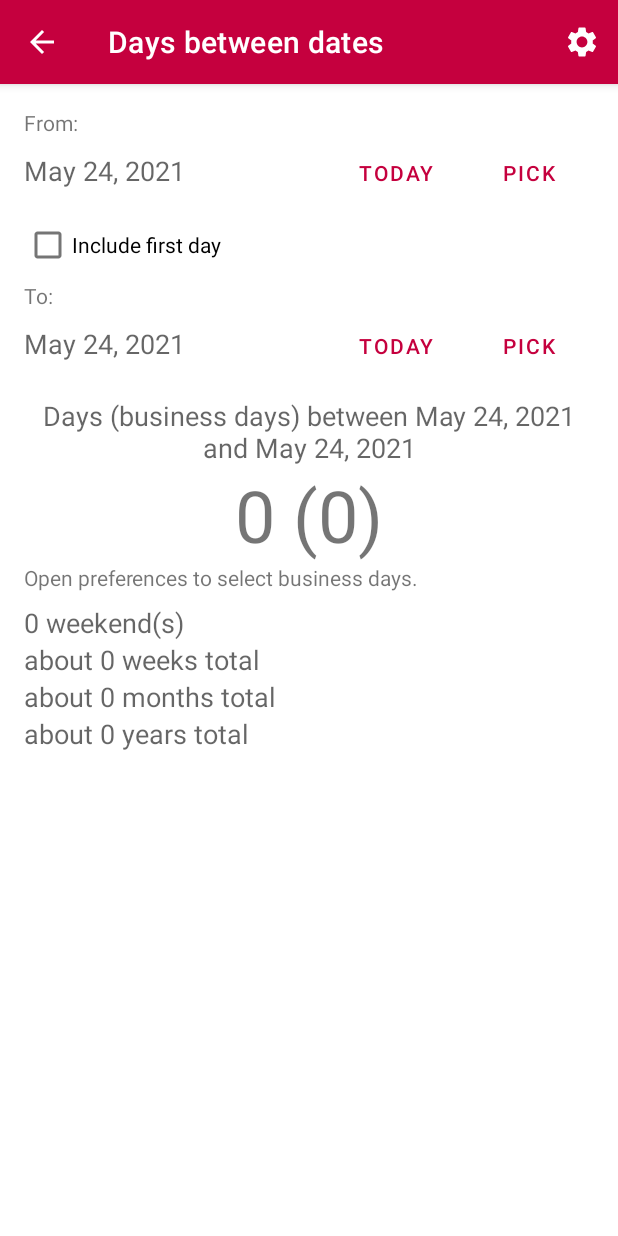
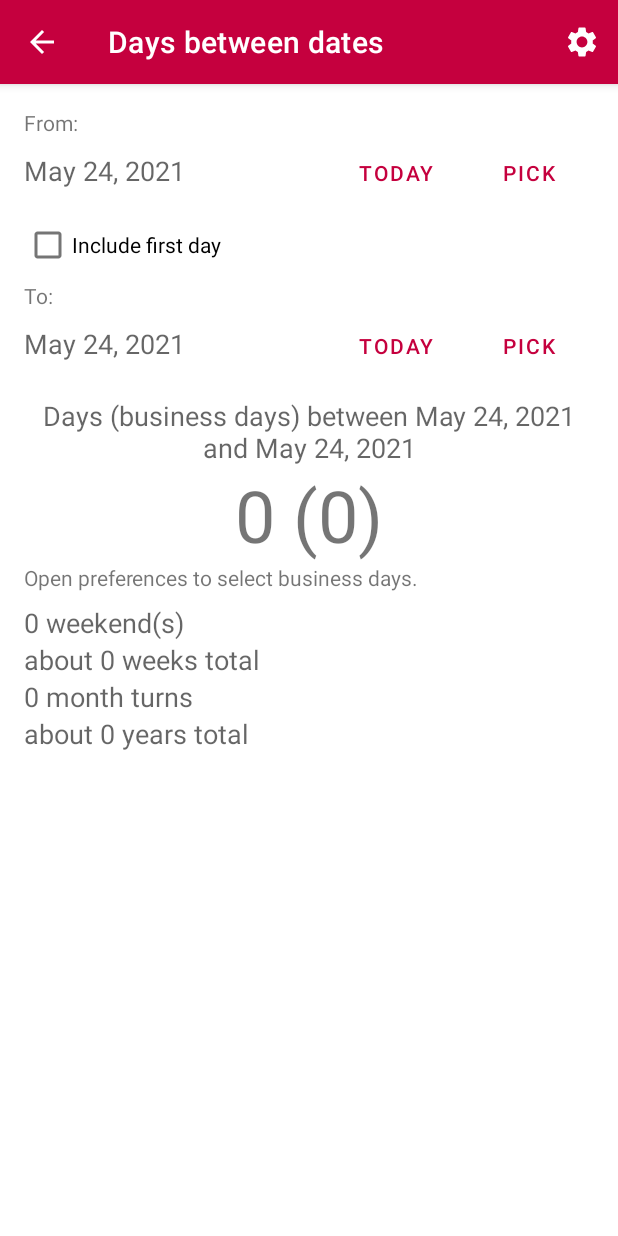
Before and after one commit to tkuenneth/TKWeek, an Android app: the screen it shows after launch (ModuleContainerActivity), after a tap on "Days between dates", on a phone screen of 412 x 824 dp. Run offline under Robolectric (Android 15) with nearby library versions, the phone set to English and light mode, and no system bars.

Commit message:
Renamed to month turns to better describe the intended use case

```diff
--- a/app/src/main/java/com/thomaskuenneth/tkweek/CalendarAsyncTask.kt
+++ b/app/src/main/java/com/thomaskuenneth/tkweek/CalendarAsyncTask.kt
@@ -23,7 +23,6 @@
 package com.thomaskuenneth.tkweek
 
 import android.content.Context
-import android.content.SharedPreferences
 import android.os.AsyncTask
 import android.os.Bundle
 import android.view.View
@@ -55,7 +54,7 @@ class CalendarAsyncTask(
         var weekends = 0
         var weeks = 0
         var lastWeek = c1[Calendar.WEEK_OF_YEAR]
-        var months = 0
+        var monthTurns = 0
         var lastMonth = c1[Calendar.MONTH]
         var years = 0
         var lastYear = c1[Calendar.YEAR]
@@ -97,7 +96,7 @@ class CalendarAsyncTask(
                 lastWeek = temp
             }
             if (c1[Calendar.MONTH].also { temp = it } != lastMonth) {
-                months += 1
+                monthTurns += 1
                 lastMonth = temp
             }
             if (c1[Calendar.YEAR].also { temp = it } != lastYear) {
@@ -106,12 +105,13 @@ class CalendarAsyncTask(
             }
             c1.add(Calendar.DAY_OF_YEAR, 1)
         }
+        if (c1.get(Calendar.DAY_OF_MONTH) == 1) monthTurns += 1
         val b = Bundle()
         b.putInt(DAYS, days)
         b.putInt(BUSINESS_DAYS, businessDays)
         b.putInt(WEEKENDS, weekends)
         b.putInt(WEEKS, weeks)
-        b.putInt(MONTHS, months)
+        b.putInt(MONTHS, monthTurns)
         b.putInt(YEARS, years)
         return b
     }
@@ -133,8 +133,8 @@ class CalendarAsyncTask(
         binding.daysBetweenDatesWeeks.text = context.getString(
             R.string.days_between_dates_weeks, b.getInt(WEEKS)
         )
-        binding.daysBetweenDatesMonths.text = context.getString(
-            R.string.days_between_dates_months, b.getInt(MONTHS)
+        binding.daysBetweenDatesMonthTurns.text = context.getString(
+            R.string.days_between_dates_month_turns, b.getInt(MONTHS)
         )
         binding.daysBetweenDatesYears.text = context.getString(
             R.string.days_between_dates_yearss, b.getInt(YEARS)
--- a/app/src/main/res/layout/days_between_dates_activity.xml
+++ b/app/src/main/res/layout/days_between_dates_activity.xml
@@ -1,8 +1,9 @@
 <?xml version="1.0" encoding="utf-8"?>
 <!--
 	days_between_dates_activity.xml
-	TKWeek (c) Thomas Künneth 2009 - 2021
-	Alle Rechte beim Autoren. All Ends reserved.
+	TKWeek (c) 2009 - 2020 Thomas Künneth
+	           2021 MATHEMA GmbH
+	All Ends reserved.
 -->
 
 <ScrollView xmlns:android="http://schemas.android.com/apk/res/android"
@@ -142,7 +143,7 @@
             android:textAppearance="?android:attr/textAppearanceMedium" />
 
         <TextView
-            android:id="@+id/days_between_dates_months"
+            android:id="@+id/days_between_dates_month_turns"
             android:layout_width="wrap_content"
             android:layout_height="wrap_content"
             android:layout_below="@id/days_between_dates_weeks"
@@ -153,7 +154,7 @@
             android:id="@+id/days_between_dates_years"
             android:layout_width="wrap_content"
             android:layout_height="wrap_content"
-            android:layout_below="@id/days_between_dates_months"
+            android:layout_below="@id/days_between_dates_month_turns"
             android:layout_alignParentStart="true"
             android:textAppearance="?android:attr/textAppearanceMedium" />
 
--- a/app/src/main/res/values/strings.xml
+++ b/app/src/main/res/values/strings.xml
@@ -193,7 +193,7 @@ access your contacts data to display birthdays and anniversaries. You can deacti
     <string name="days_total" translatable="false">%1$d (%2$d)</string>
     <string name="days_between_dates_weekends">%1$d weekend(s)</string>
     <string name="days_between_dates_weeks">about %1$d weeks total</string>
-    <string name="days_between_dates_months">about %1$d months total</string>
+    <string name="days_between_dates_month_turns">%1$d month turns</string>
     <string name="days_between_dates_yearss">about %1$d years total</string>
     <string name="days_between_dates_about_business_days">Open preferences to select business days.</string>
     <string name="include_first_date">Include first day</string>
```
Also changed, not shown: 1 other file.
